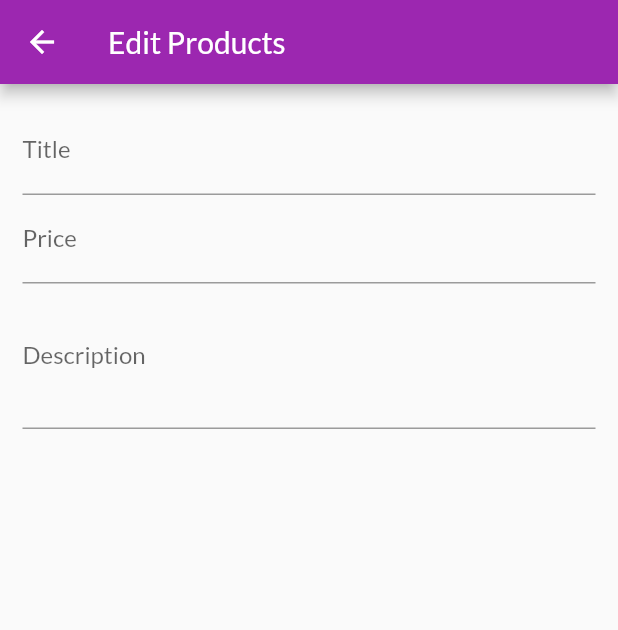
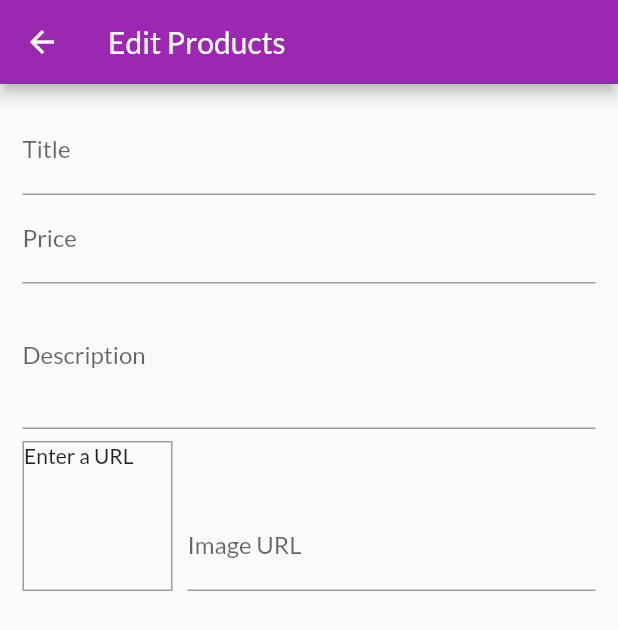
Before and after one commit to PaulTA91/shop_app, a Flutter app: the EditProductsScreen screen opened by its route, on a phone screen of 412 x 824 dp. Shown: the top 630 px of the screen. Run offline on Flutter 3.47's test engine with Material 2 defaults, Android fonts, the phone set to English and light mode, and no system bars; network calls fail.

Commit message:
LEsson 227: Image Input and Preview

```diff
--- a/lib/screens/edit_products_screen.dart
+++ b/lib/screens/edit_products_screen.dart
@@ -8,6 +8,29 @@ class EditProductsScreen extends StatefulWidget {
 }
 
 class _EditProductsScreenState extends State<EditProductsScreen> {
+  final _imageURLController = TextEditingController();
+  final _imageURLFocusNode = FocusNode();
+
+  @override
+  void initState() {
+    _imageURLFocusNode.addListener(_updateImageURL);
+    super.initState();
+  }
+
+  void _updateImageURL() {
+    if (!_imageURLFocusNode.hasFocus) {
+      setState(() {});
+    }
+  }
+
+  @override
+  void dispose() {
+    _imageURLFocusNode.removeListener(_updateImageURL);
+    _imageURLController.dispose();
+    _imageURLFocusNode.dispose();
+    super.dispose();
+  }
+
   @override
   Widget build(BuildContext context) {
     return Scaffold(
@@ -40,6 +63,42 @@ class _EditProductsScreenState extends State<EditProductsScreen> {
                   maxLines: 3,
                   keyboardType: TextInputType.multiline,
                 ),
+                Row(
+                  crossAxisAlignment: CrossAxisAlignment.end,
+                  children: [
+                    Container(
+                      width: 100,
+                      height: 100,
+                      margin: EdgeInsets.only(
+                        top: 8,
+                        right: 10,
+                      ),
+                      decoration: BoxDecoration(
+                        border: Border.all(
+                          width: 1,
+                          color: Colors.grey,
+                        ),
+                      ),
+                      child: _imageURLController.text.isEmpty
+                          ? Text("Enter a URL")
+                          : FittedBox(
+                              child: Image.network(_imageURLController.text),
+                              fit: BoxFit.contain,
+                            ),
+                    ),
+                    Expanded(
+                        child: TextFormField(
+                      decoration: InputDecoration(labelText: 'Image URL'),
+                      keyboardType: TextInputType.url,
+                      textInputAction: TextInputAction.done,
+                      controller: _imageURLController,
+                      focusNode: _imageURLFocusNode,
+                      onEditingComplete: () {
+                        setState(() {});
+                      },
+                    )),
+                  ],
+                )
               ],
             ),
           ),
```
